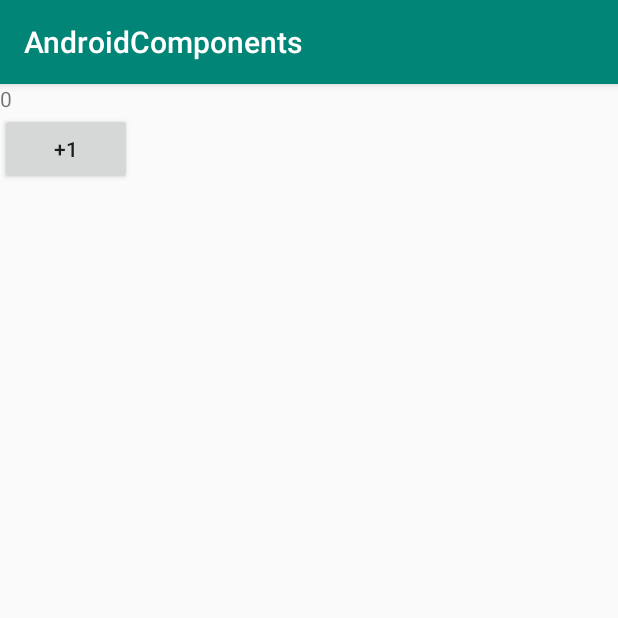
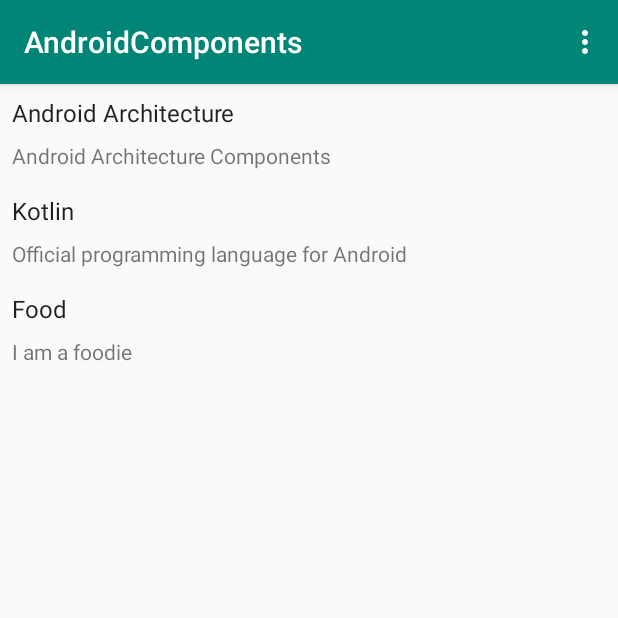
Before and after one commit to EliasMazz/ArchitectureComponents, an Android app: the screen it shows after launch (MainActivity), on a phone screen of 412 x 824 dp, the top half of it. Run offline under Robolectric (Android 15) with nearby library versions, the phone set to English and light mode, and no system bars.

Commit message:
Implement recycleview with live data and view model approach

```diff
--- a/AndroidComponents/app/src/main/java/com/eliasmazz/androidcomponents/DummyDataProvider.kt
+++ b/AndroidComponents/app/src/main/java/com/eliasmazz/androidcomponents/DummyDataProvider.kt
@@ -1,11 +1,14 @@
 package com.eliasmazz.androidcomponents
 
 object DummyDataProvider {
-
     fun getDummyNews() = listOf(
         NewsArticle("Android Architecture", "Android Architecture Components"),
         NewsArticle("Kotlin", "Official programming language for Android"),
         NewsArticle("Food", "I am a foodie")
     )
+    fun getAnotherDummyNews() = listOf(
+        NewsArticle("Instant apps", "Using apps without installing them"),
+        NewsArticle("Room", "SQL mapping library for Android")
+    )
 
 }
--- a/AndroidComponents/app/src/main/java/com/eliasmazz/androidcomponents/MainActivity.kt
+++ b/AndroidComponents/app/src/main/java/com/eliasmazz/androidcomponents/MainActivity.kt
@@ -6,12 +6,17 @@
 import android.support.v7.app.AppCompatActivity
 import android.os.Bundle
 import android.support.v7.widget.LinearLayoutManager
+import android.view.Menu
+import android.view.MenuItem
 import android.widget.LinearLayout
+
 import kotlinx.android.synthetic.main.activity_main.*
 
 
 class MainActivity : AppCompatActivity() {
 
+
+    private val newsViewModel by lazy { ViewModelProviders.of(this).get(NewsViewModel::class.java) }
 
     override fun onCreate(savedInstanceState: Bundle?) {
         super.onCreate(savedInstanceState)
@@ -27,15 +32,21 @@
         }
         */
 
-        /*
+
         val adapter = NewsAdapter()
         news_list.layoutManager = LinearLayoutManager(this)
         news_list.adapter = adapter
 
-        val newsViewModel = ViewModelProviders.of(this).get(NewsViewModel::class.java)
-        adapter.swapArticles(newsViewModel.getNewsArticles())
-        */
 
+        //adapter.swapArticles(newsViewModel.getNewsArticles())
+
+        newsViewModel.getNewsArticles().observe(this, Observer {
+            it?.let{
+                adapter.swapArticles(it)
+            }
+        })
+
+        /*
         val counterViewModel = ViewModelProviders.of(this).get(CounterViewModel::class.java)
         counterViewModel.counter.observe(this, Observer {
             count.text = it.toString()
@@ -44,5 +55,21 @@
         increment.setOnClickListener{
             counterViewModel.increment()
         }
+        */
+
+    }
+
+    override fun onCreateOptionsMenu(menu: Menu?): Boolean {
+        menuInflater.inflate(R.menu.menu, menu)
+        return super.onCreateOptionsMenu(menu)
+    }
+
+    override fun onOptionsItemSelected(item: MenuItem?): Boolean {
+        when (item?.itemId) {
+            R.id.refresh -> {
+                newsViewModel.updateNewsArticle()
+            }
+        }
+        return super.onOptionsItemSelected(item)
     }
 }
--- a/AndroidComponents/app/src/main/java/com/eliasmazz/androidcomponents/NewsViewModel.kt
+++ b/AndroidComponents/app/src/main/java/com/eliasmazz/androidcomponents/NewsViewModel.kt
@@ -1,7 +1,20 @@
 package com.eliasmazz.androidcomponents
 
+import android.arch.lifecycle.MutableLiveData
 import android.arch.lifecycle.ViewModel
 
-class NewsViewModel : ViewModel(){
-    fun getNewsArticles() = DummyDataProvider.getDummyNews()
+class NewsViewModel : ViewModel() {
+
+    var newsList: MutableLiveData<List<NewsArticle>> = MutableLiveData()
+
+
+    init {
+        newsList.value = DummyDataProvider.getDummyNews()
+    }
+
+    fun getNewsArticles() = newsList
+
+    fun updateNewsArticle(){
+        newsList.value = DummyDataProvider.getAnotherDummyNews()
+    }
 }
--- a/AndroidComponents/app/src/main/res/layout/activity_main.xml
+++ b/AndroidComponents/app/src/main/res/layout/activity_main.xml
@@ -9,22 +9,23 @@
         tools:context=".MainActivity">
 
 
-    <TextView
-            android:id="@+id/count"
-            android:layout_width="wrap_content"
-            android:layout_height="wrap_content"/>
-    <!--
     <android.support.v7.widget.RecyclerView
             android:id="@+id/news_list"
             android:layout_width="match_parent"
             android:layout_height="match_parent"
             tools:listitem="@layout/news_article_item">
     </android.support.v7.widget.RecyclerView>
-    -->
-    <Button
-            android:id="@+id/increment"
-            android:text="+1"
-            android:layout_width="wrap_content"
-            android:layout_height="wrap_content"/>
+    <!--
+     <Button
+             android:id="@+id/increment"
+             android:text="+1"
+             android:layout_width="wrap_content"
+             android:layout_height="wrap_content"/>
 
+
+         <TextView
+                 android:id="@+id/count"
+                 android:layout_width="wrap_content"
+                 android:layout_height="wrap_content"/>
+                 -->
 </LinearLayout>
--- /dev/null
+++ b/AndroidComponents/app/src/main/res/menu/menu.xml
@@ -0,0 +1,10 @@
+<?xml version="1.0" encoding="utf-8"?>
+<menu xmlns:android="http://schemas.android.com/apk/res/android"
+      xmlns:app="http://schemas.android.com/apk/res-auto"
+>
+
+    <item
+            android:id="@+id/refresh"
+            android:title="refresh"
+            app:showAsAction="withText"></item>
+</menu>
```
